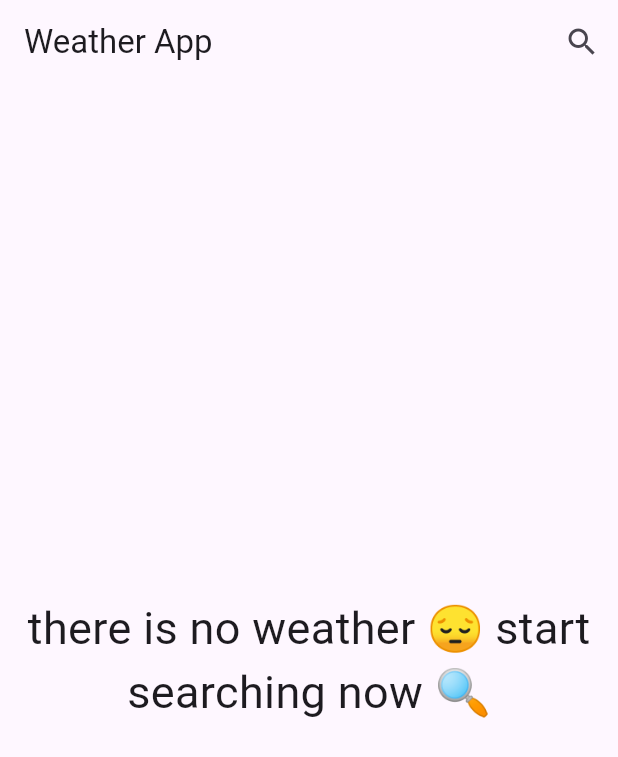
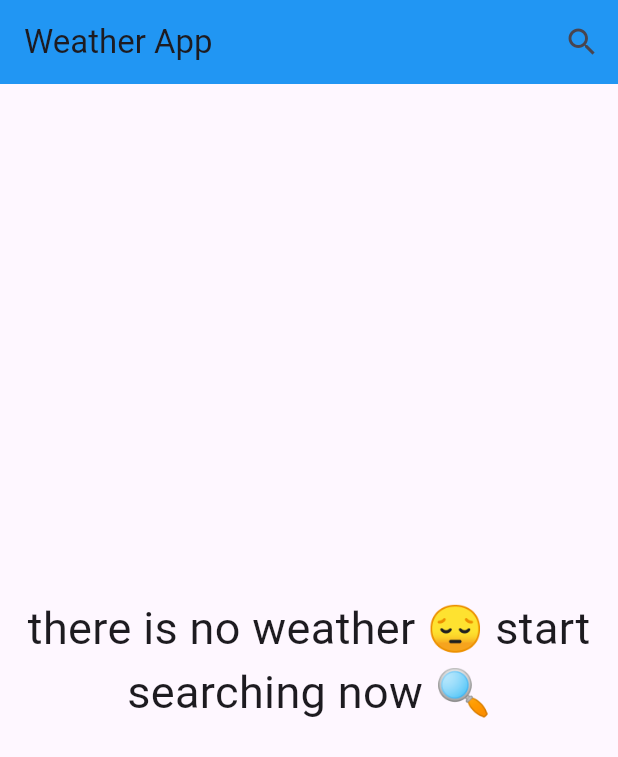
Before and after one commit to mohmedmaher/WeatherWaveApp, a Flutter app: the screen it shows after launch, on a phone screen of 412 x 824 dp. Shown: the top 757 px of the screen. Run offline on Flutter 3.47's test engine with Material 3 defaults, Android fonts, the phone set to English and light mode, and no system bars; our stand-ins replace dio, flutter_bloc.

Commit message:
finish app

```diff
--- /dev/null
+++ b/lib/cubits/get_weather_cubit/get_weather_cubit.dart
@@ -0,0 +1,22 @@
+import 'package:dio/dio.dart';
+import 'package:flutter_bloc/flutter_bloc.dart';
+import 'package:weather_wave/cubits/get_weather_cubit/get_weather_states.dart';
+import 'package:weather_wave/models/weather_model.dart';
+
+import '../../services/weather_services.dart';
+
+class GetWeatherCubit extends Cubit<WeatherState> {
+  GetWeatherCubit() : super(WeatherInitialState());
+ WeatherModel? weatherModel;
+  getWeather({required String cityName}) async {
+    try {
+      weatherModel =
+          await WeatherServices(Dio()).getCurrentWeather(cityName: cityName);
+      emit(WeatherLoadedState(weatherModel!));
+    } catch (e) {
+      emit(
+        WeatherFailureState(e.toString()),
+      );
+    }
+  }
+}
--- /dev/null
+++ b/lib/cubits/get_weather_cubit/get_weather_states.dart
@@ -0,0 +1,17 @@
+import 'package:weather_wave/models/weather_model.dart';
+
+class WeatherState {}
+
+class WeatherInitialState extends WeatherState {}
+
+class WeatherLoadedState extends WeatherState {
+  final WeatherModel weatherModel;
+
+  WeatherLoadedState(this.weatherModel);
+}
+
+class WeatherFailureState extends WeatherState {
+  final String errorMessage;
+
+  WeatherFailureState(this.errorMessage);
+}
--- a/lib/main.dart
+++ b/lib/main.dart
@@ -1,4 +1,7 @@
 import 'package:flutter/material.dart';
+import 'package:flutter_bloc/flutter_bloc.dart';
+import 'package:weather_wave/cubits/get_weather_cubit/get_weather_cubit.dart';
+import 'package:weather_wave/cubits/get_weather_cubit/get_weather_states.dart';
 import 'package:weather_wave/views/home_view.dart';
 
 void main() {
@@ -10,11 +13,74 @@ class MyApp extends StatelessWidget {
 
   @override
   Widget build(BuildContext context) {
-    return MaterialApp(
-      theme: ThemeData(
-          primarySwatch: Colors.blue,
-      ),
-      home: HomeView(),
+    return BlocProvider(
+      create: (context) => GetWeatherCubit(),
+      child: Builder(builder: (context) {
+        return BlocBuilder<GetWeatherCubit, WeatherState>(
+          builder: (context, state) {
+            return MaterialApp(
+              theme: ThemeData(
+                  primaryColor: getThemeColor(
+                      BlocProvider
+                          .of<GetWeatherCubit>(context)
+                          .weatherModel
+                          ?.weatherCondition),
+                  useMaterial3: true),
+              home: const HomeView(),
+            );
+          },
+        );
+      }),
     );
   }
 }
+
+MaterialColor getThemeColor(String? condition) {
+  if (condition == null) {
+    return Colors.blue;
+  }
+  switch (condition) {
+    case 'Sunny':
+      return Colors.orange;
+    case 'Partly cloudy':
+    case 'Overcast':
+      return Colors.blueGrey;
+    case 'Mist':
+    case 'Patchy rain possible':
+    case 'Light rain':
+    case 'Patchy light rain':
+    case 'Patchy sleet possible':
+    case 'Light sleet':
+    case 'Moderate or heavy sleet':
+      return Colors.lightBlue;
+    case 'Moderate rain':
+    case 'Heavy rain':
+    case 'Torrential rain shower':
+      return Colors.blue;
+    case 'Patchy snow possible':
+    case 'Light snow':
+    case 'Moderate snow':
+    case 'Blizzard':
+    case 'Cloudy':
+    case 'Fog':
+    case 'Freezing fog':
+    case 'Heavy snow':
+      return Colors.grey;
+    case 'Thundery outbreaks possible':
+    case 'Moderate or heavy rain with thunder':
+    case 'Patchy light snow with thunder':
+    case 'Patchy light rain with thunder':
+      return Colors.deepPurple;
+    case 'Light drizzle':
+    case 'Patchy light drizzle':
+    case 'Freezing drizzle':
+    case 'Heavy freezing drizzle':
+    case 'Light freezing rain':
+    case 'Moderate or heavy freezing rain':
+    case 'Light showers of ice pellets':
+    case 'Moderate or heavy showers of ice pellets':
+      return Colors.lightBlue;
+    default:
+      return Colors.blue; // Default color if condition doesn't match any case
+  }
+}
--- a/lib/models/weather_model.dart
+++ b/lib/models/weather_model.dart
@@ -1,7 +1,7 @@
 class WeatherModel {
   final String cityName;
-  final String date;
-  final String? image;
+  final DateTime date;
+  final String image;
   final double temp;
   final double minTemp;
   final double maxTemp;
@@ -10,7 +10,7 @@ class WeatherModel {
   WeatherModel({
     required this.cityName,
     required this.date,
-    this.image,
+    required this.image,
     required this.temp,
     required this.minTemp,
     required this.maxTemp,
@@ -20,12 +20,13 @@ class WeatherModel {
   factory WeatherModel.fromJson(json) {
     return WeatherModel(
       cityName: json['location']['name'],
-      date: json['current']['last_updated'],
+      date: DateTime.parse(json['current']['last_updated']),
       image: json['forecast']['forecastday'][0]['day']['condition']['icon'],
       temp: json['forecast']['forecastday'][0]['day']['avgtemp_c'],
       minTemp: json['forecast']['forecastday'][0]['day']['mintemp_c'],
       maxTemp: json['forecast']['forecastday'][0]['day']['maxtemp_c'],
-      weatherCondition: json['forecast']['forecastday'][0]['day']['condition']['text'],
+      weatherCondition: json['forecast']['forecastday'][0]['day']['condition']
+          ['text'],
     );
   }
 }
--- a/lib/views/home_view.dart
+++ b/lib/views/home_view.dart
@@ -1,21 +1,31 @@
 import 'package:flutter/material.dart';
+import 'package:flutter_bloc/flutter_bloc.dart';
+import 'package:weather_wave/cubits/get_weather_cubit/get_weather_cubit.dart';
+import 'package:weather_wave/cubits/get_weather_cubit/get_weather_states.dart';
 import 'package:weather_wave/views/search_view.dart';
 import 'package:weather_wave/widgets/no_weather_body.dart';
+import 'package:weather_wave/widgets/weather_info_body.dart';
 
-class HomeView extends StatelessWidget {
+class HomeView extends StatefulWidget {
   const HomeView({super.key});
 
+  @override
+  State<HomeView> createState() => _HomeViewState();
+}
+
+class _HomeViewState extends State<HomeView> {
   @override
   Widget build(BuildContext context) {
     return Scaffold(
       appBar: AppBar(
+        backgroundColor: Theme.of(context).primaryColor,
         title: const Text('Weather App'),
         actions: [
           IconButton(
             onPressed: () {
               Navigator.of(context).push(
                 MaterialPageRoute(
-                  builder: (context) => SearchView(),
+                  builder: (context) => const SearchView(),
                 ),
               );
             },
@@ -23,7 +33,17 @@ class HomeView extends StatelessWidget {
           ),
         ],
       ),
-      body: const NoWeatherBody(),
+      body: BlocBuilder<GetWeatherCubit, WeatherState>(
+        builder: (context, state) {
+          if (state is WeatherInitialState) {
+            return const NoWeatherBody();
+          }else if(state is WeatherLoadedState){
+            return WeatherInfoBody();
+          }else{
+            return const Text("ops there was an error");
+          }
+        },
+      ),
     );
   }
 }
```
Also changed, not shown: lib/services/weather_services.dart (+24 -0 lines), lib/views/search_view.dart (+12 -7 lines), lib/widgets/weather_info_body.dart (+42 -24 lines), pubspec.yaml (+9 -0 lines), assets/images/clear.png (deleted), assets/images/cloudy.png (deleted), assets/images/rainy.png (deleted), assets/images/snow.png (deleted), assets/images/thunderstorm.png (deleted), assets/images/weather.png (added), pubspec.lock, 28 other files.
